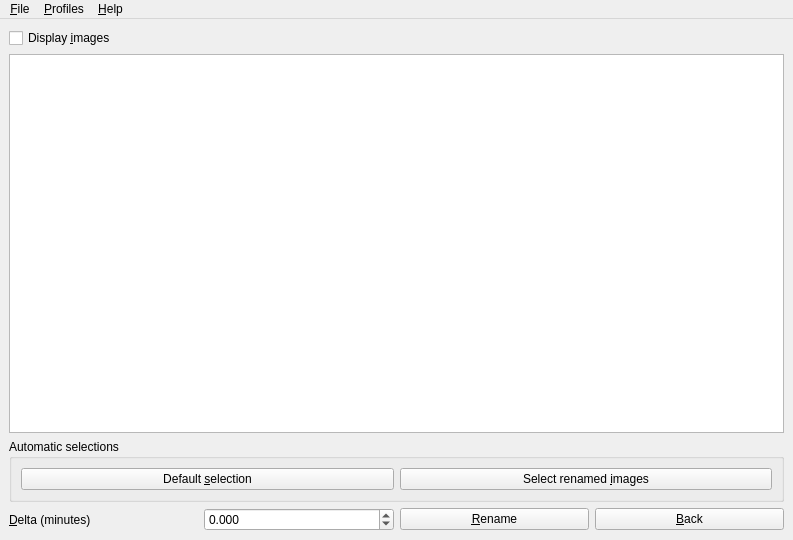
s-ball/qtimgren, file qtimgren/main_window.ui: the form before one commit.
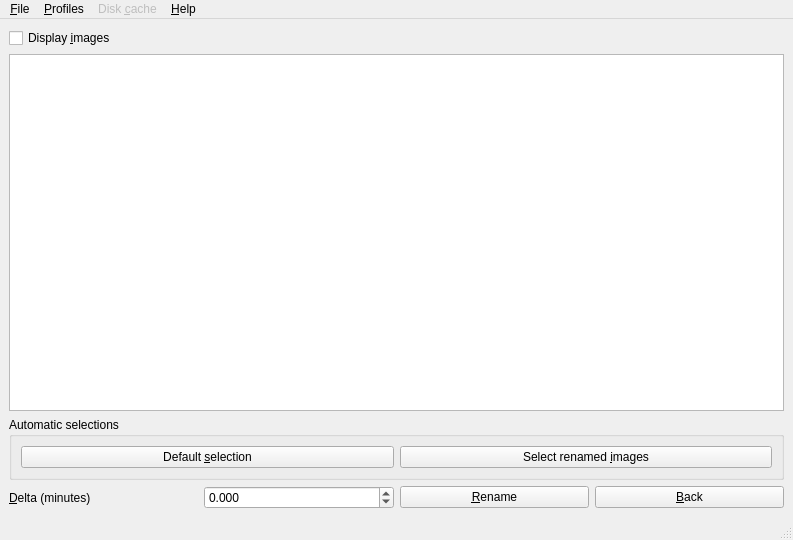
The form after the commit. Custom widgets are drawn as their Qt base class.

Commit message:
Add a disk cache management menu.
That menu is only enabled when the current profile uses a disk cache.

The edit to the form file:
```diff
--- a/qtimgren/main_window.ui
+++ b/qtimgren/main_window.ui
@@ -124,7 +124,7 @@
      <x>0</x>
      <y>0</y>
      <width>793</width>
-     <height>26</height>
+     <height>33</height>
     </rect>
    </property>
    <widget class="QMenu" name="menu_File">
@@ -152,10 +152,24 @@
     <addaction name="separator"/>
     <addaction name="action_manage_profiles"/>
    </widget>
+   <widget class="QMenu" name="menuDisk_cache">
+    <property name="enabled">
+     <bool>false</bool>
+    </property>
+    <property name="title">
+     <string>Disk &amp;cache</string>
+    </property>
+    <addaction name="action_Informations"/>
+    <addaction name="separator"/>
+    <addaction name="action_Clean"/>
+    <addaction name="action_Reset"/>
+   </widget>
    <addaction name="menu_File"/>
    <addaction name="menu_Profiles"/>
+   <addaction name="menuDisk_cache"/>
    <addaction name="menu_Help"/>
   </widget>
+  <widget class="QStatusBar" name="statusBar"/>
   <action name="action_quit">
    <property name="text">
     <string>&amp;Quit</string>
```
Left out of the diff: 89 changed lines with no effect on the pictures. The commit also changes 2 other files.
